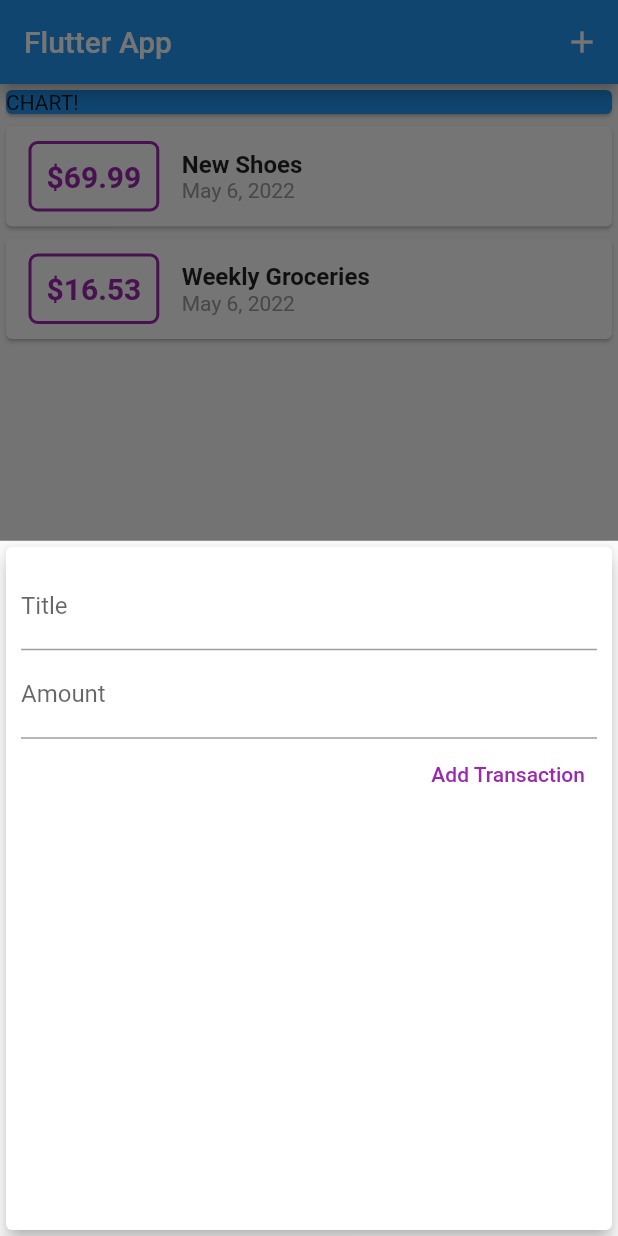
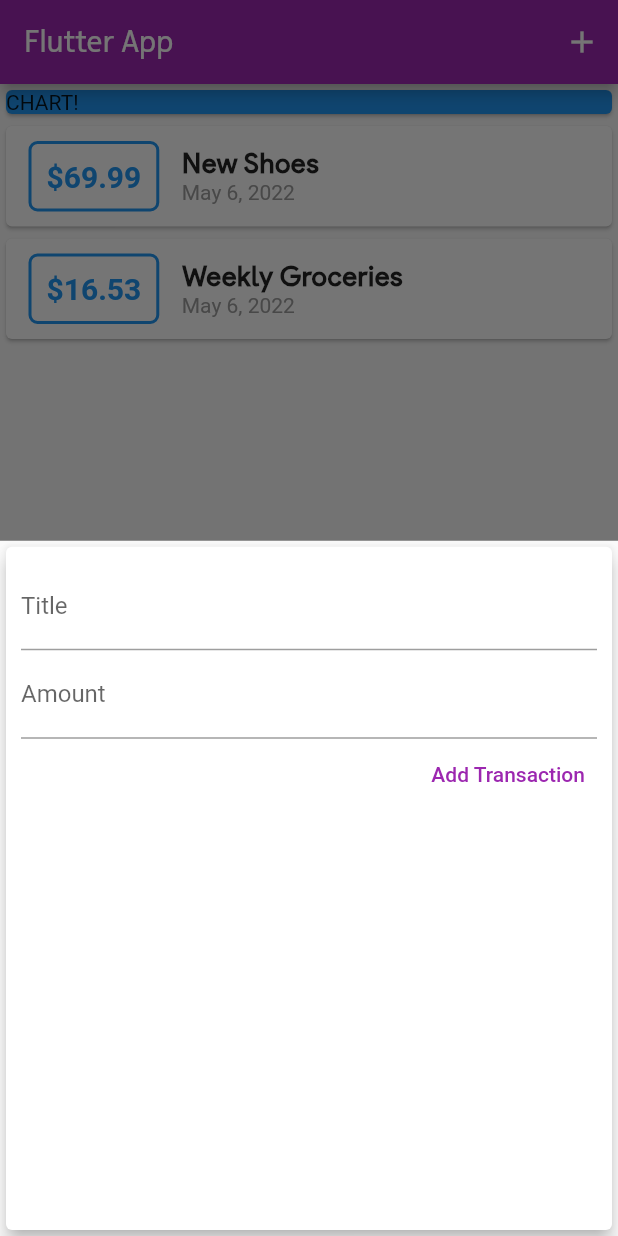
Before and after one commit to citrus77/flutter_udemy_2, a Flutter app: the screen it shows after launch, after a tap on the "add" icon, on a phone screen of 412 x 824 dp. Run offline on Flutter 3.47's test engine with Material 2 defaults, Android fonts, the phone set to English and light mode, and no system bars.

Commit message:
added theme data and custom fonts

```diff
--- a/lib/main.dart
+++ b/lib/main.dart
@@ -7,16 +7,48 @@
 void main() => runApp(MyApp());
 
 class MyApp extends StatelessWidget {
+  MyApp({Key? key}) : super(key: key);
+
   @override
   Widget build(BuildContext context) {
     return MaterialApp(
-      title: 'Flutter App',
+      title: 'Personal Expenses',
+      theme: ThemeData(
+          colorScheme: ColorScheme.fromSwatch(primarySwatch: Colors.purple)
+              .copyWith(secondary: Colors.pinkAccent),
+          fontFamily: 'Fluid Sans',
+          textTheme: ThemeData.light().textTheme.copyWith(
+                headline6: TextStyle(
+                  fontFamily: 'Fluid Sans',
+                  fontWeight: FontWeight.bold,
+                  fontSize: 18,
+                ),
+              ),
+          appBarTheme: AppBarTheme(
+            toolbarTextStyle: ThemeData.light()
+                .textTheme
+                .copyWith(
+                    headline6:
+                        TextStyle(fontFamily: 'Nokia Pure', fontSize: 20))
+                .bodyText2,
+            titleTextStyle: ThemeData.light()
+                .textTheme
+                .copyWith(
+                  headline6: TextStyle(
+                    fontFamily: 'Nokia Pure',
+                    fontSize: 20,
+                  ),
+                )
+                .headline6,
+          )),
       home: MyHomePage(),
     );
   }
 }
 
 class MyHomePage extends StatefulWidget {
+  MyHomePage({Key? key}) : super(key: key);
+
   @override
   State<MyHomePage> createState() => _MyHomePageState();
 }
@@ -46,7 +78,7 @@
     );
 
     setState(() => _userTransactions.add(newTx));
-    throw 'Something went wrong';
+    throw 'something went wrong';
   }
 
   void _startAddNewTransaction(BuildContext ctx) {
@@ -66,7 +98,7 @@
     return Container(
         width: double.infinity,
         child: Card(
-          color: Colors.blue,
+          color: Theme.of(context).primaryColor,
           child: Text('CHART!'),
         ));
   }
--- a/lib/widgets/new_transaction.dart
+++ b/lib/widgets/new_transaction.dart
@@ -1,11 +1,18 @@
 import 'package:flutter/material.dart';
 
-class NewTransaction extends StatelessWidget {
+class NewTransaction extends StatefulWidget {
   final addTx;
-  final titleController = TextEditingController();
-  final amountController = TextEditingController();
 
   NewTransaction(this.addTx, {Key? key}) : super(key: key);
+
+  @override
+  State<NewTransaction> createState() => _NewTransactionState();
+}
+
+class _NewTransactionState extends State<NewTransaction> {
+  final titleController = TextEditingController();
+
+  final amountController = TextEditingController();
 
   void submitData() {
     final enteredTitle = titleController.text;
@@ -15,10 +22,12 @@
       return;
     }
 
-    addTx(
+    widget.addTx(
       enteredTitle,
       enteredAmount,
     );
+
+    Navigator.pop(context);
   }
 
   @override
--- a/lib/widgets/transaction_list.dart
+++ b/lib/widgets/transaction_list.dart
@@ -22,7 +22,7 @@
               ),
               decoration: BoxDecoration(
                 border: Border.all(
-                  color: Colors.purple,
+                  color: Theme.of(context).primaryColor,
                   width: 2,
                 ),
                 borderRadius: BorderRadius.circular(6),
@@ -33,7 +33,7 @@
                 style: TextStyle(
                   fontWeight: FontWeight.bold,
                   fontSize: 20,
-                  color: Colors.purple,
+                  color: Theme.of(context).primaryColor,
                 ),
               ),
             ),
@@ -42,10 +42,7 @@
               children: <Widget>[
                 Text(
                   transactions[index].title,
-                  style: TextStyle(
-                    fontSize: 16,
-                    fontWeight: FontWeight.bold,
-                  ),
+                  style: Theme.of(context).textTheme.titleLarge,
                 ),
                 Text(
                   DateFormat.yMMMd().format(transactions[index].date),
```
Also changed, not shown: pubspec.yaml (+9 -1 lines), assets/fonts/FluidSans-Regular.ttf (added), assets/fonts/Nokia-Pure.ttf (added), pubspec.lock, 2 other files.
